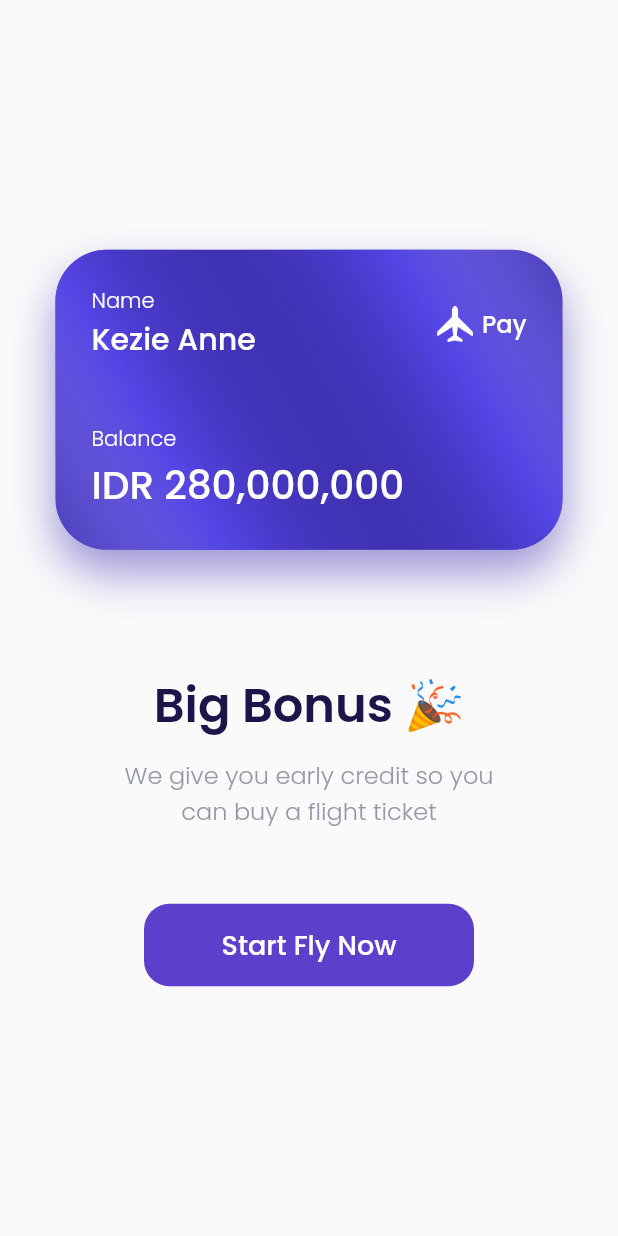
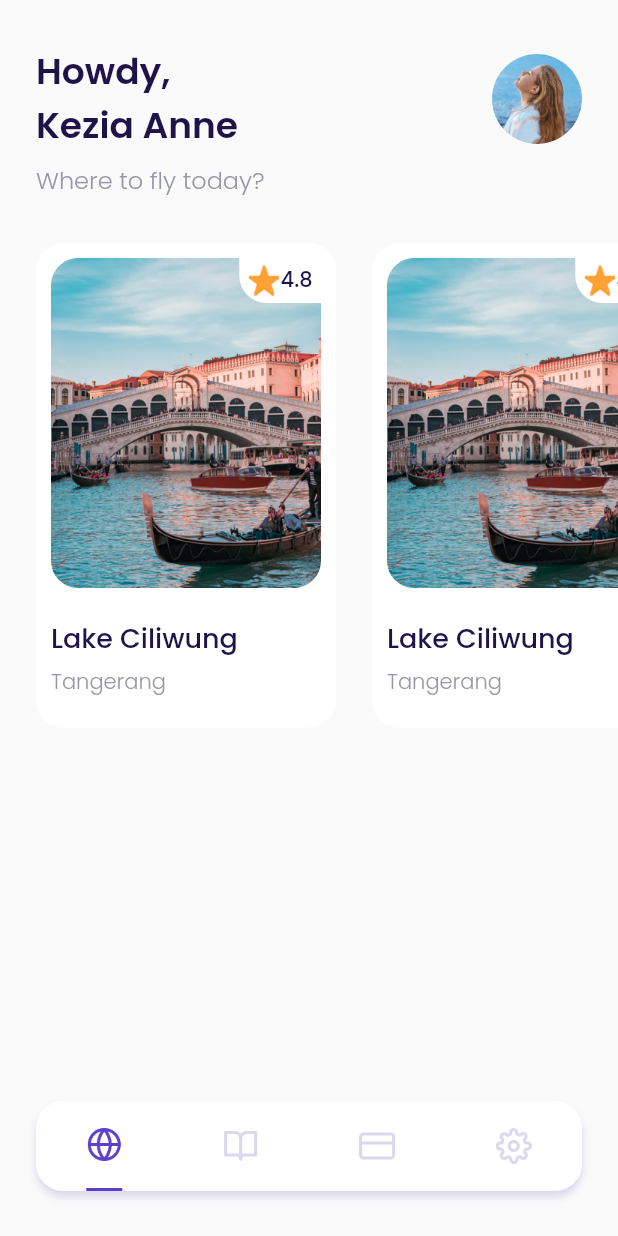
Before and after one commit to rudiusman18/Travel-App, a Flutter app: the BonusPage screen opened by its route, after a tap on "Start Fly Now", on a phone screen of 412 x 824 dp. Run offline on Flutter 3.47's test engine with Material 2 defaults, Android fonts, the phone set to English and light mode, and no system bars; our stand-ins replace google_fonts, page_transition.

Commit message:
Latest Update Rudi Usman

```diff
--- a/lib/main.dart
+++ b/lib/main.dart
@@ -1,5 +1,6 @@
 import 'package:airplane_mobile/user%20interface/pages/bonus_page.dart';
 import 'package:airplane_mobile/user%20interface/pages/get_started_page.dart';
+import 'package:airplane_mobile/user%20interface/pages/main_page.dart';
 import 'package:airplane_mobile/user%20interface/pages/sign_up_page.dart';
 import 'package:airplane_mobile/user%20interface/pages/splash_screen.dart';
 import 'package:flutter/material.dart';
@@ -34,6 +35,9 @@ class MyApp extends StatelessWidget {
           case '/bonus':
             return PageTransition(
                 child: BonusPage(), type: PageTransitionType.rightToLeft);
+          case '/main-page':
+            return PageTransition(
+                child: MainPage(), type: PageTransitionType.rightToLeft);
         }
       },
       home: Scaffold(
--- a/lib/user interface/pages/bonus_page.dart
+++ b/lib/user interface/pages/bonus_page.dart
@@ -1,4 +1,5 @@
 import 'package:airplane_mobile/shared/theme.dart';
+import 'package:airplane_mobile/user%20interface/widgets/custom_button.dart';
 import 'package:flutter/material.dart';
 
 class BonusPage extends StatelessWidget {
@@ -139,40 +140,32 @@ class BonusPage extends StatelessWidget {
       );
     }
 
-    Widget buttonSubmit() {
-      return Container(
-        margin: EdgeInsets.only(
-          top: 50,
-        ),
-        height: 55,
-        width: 220,
-        child: TextButton(
-          onPressed: () {},
-          style: TextButton.styleFrom(
-              backgroundColor: primaryColor,
-              shape: RoundedRectangleBorder(
-                borderRadius: BorderRadius.circular(defaultRadius),
-              )),
-          child: Text(
-            'Start Fly Now',
-            style: whiteTextStyle.copyWith(
-              fontSize: 18,
-              fontWeight: medium,
+    return Scaffold(
+      backgroundColor: whiteColor,
+      body: SafeArea(
+        child: SingleChildScrollView(
+          child: Container(
+            height: MediaQuery.of(context).size.height,
+            child: Column(
+              mainAxisAlignment: MainAxisAlignment.center,
+              children: [
+                bonusCard(name: 'Kezie Anne', balance: '280,000,000'),
+                bonusContent(),
+                Container(
+                  margin: EdgeInsets.only(
+                    top: 50,
+                  ),
+                  child: CustomButton(
+                    title: 'Start Fly Now',
+                    width: 220,
+                    onPressed: () {
+                      Navigator.pushNamed(context, '/main-page');
+                    },
+                  ),
+                ),
+              ],
             ),
           ),
-        ),
-      );
-    }
-
-    return Scaffold(
-      body: SafeArea(
-        child: Column(
-          mainAxisAlignment: MainAxisAlignment.center,
-          children: [
-            bonusCard(name: 'Kezie Anne', balance: '280,000,000'),
-            bonusContent(),
-            buttonSubmit(),
-          ],
         ),
       ),
     );
--- a/lib/user interface/pages/get_started_page.dart
+++ b/lib/user interface/pages/get_started_page.dart
@@ -1,3 +1,4 @@
+import 'package:airplane_mobile/user%20interface/widgets/custom_button.dart';
 import 'package:flutter/material.dart';
 import '../../shared/theme.dart';
 
@@ -48,25 +49,12 @@ class GetStartedPage extends StatelessWidget {
                   SizedBox(
                     height: 50,
                   ),
-                  Container(
+                  CustomButton(
+                    title: 'Get Started',
                     width: 220,
-                    height: 55,
-                    decoration: BoxDecoration(
-                      color: primaryColor,
-                      borderRadius: BorderRadius.circular(defaultRadius),
-                    ),
-                    child: TextButton(
-                      onPressed: () {
-                        Navigator.pushNamed(context, '/sign-up');
-                      },
-                      child: Text(
-                        'Get Started',
-                        style: whiteTextStyle.copyWith(
-                          fontSize: 18,
-                          fontWeight: medium,
-                        ),
-                      ),
-                    ),
+                    onPressed: () {
+                      Navigator.pushNamed(context, '/sign-up');
+                    },
                   ),
                   SizedBox(
                     height: 80,
--- /dev/null
+++ b/lib/user interface/pages/main page/book_page.dart
@@ -0,0 +1,13 @@
+import 'package:flutter/material.dart';
+import '../../../shared/theme.dart';
+
+class BookPage extends StatelessWidget {
+  @override
+  Widget build(BuildContext context) {
+    return Scaffold(
+      body: Center(
+        child: Text('Ini adalah halaman Book'),
+      ),
+    );
+  }
+}
--- /dev/null
+++ b/lib/user interface/pages/main page/home_page.dart
@@ -0,0 +1,160 @@
+import 'package:flutter/material.dart';
+import '../../../shared/theme.dart';
+
+class HomePage extends StatelessWidget {
+  @override
+  Widget build(BuildContext context) {
+    Widget header() {
+      return Container(
+        margin: EdgeInsets.only(
+          top: 30,
+          left: defaultMargin,
+          right: defaultMargin,
+        ),
+        child: Column(
+          crossAxisAlignment: CrossAxisAlignment.start,
+          children: [
+            Row(
+              children: [
+                Expanded(
+                  child: Text(
+                    'Howdy, \nKezia Anne',
+                    style: titleTextStyle.copyWith(
+                      fontSize: 24,
+                      fontWeight: semiBold,
+                    ),
+                  ),
+                ),
+                ClipOval(
+                  child: Image.asset(
+                    'assets/profileImage.png',
+                    width: 60,
+                    height: 60,
+                  ),
+                ),
+              ],
+            ),
+            SizedBox(
+              height: 6,
+            ),
+            Text(
+              'Where to fly today?',
+              style: subtitleTextStyle.copyWith(
+                fontSize: 16,
+                fontWeight: light,
+              ),
+            ),
+          ],
+        ),
+      );
+    }
+
+    Widget popularDestinations({required int position}) {
+      return Container(
+        margin: EdgeInsets.only(
+          top: 30,
+          left: position == 0 ? defaultMargin : 0,
+          right: defaultMargin,
+        ),
+        padding: EdgeInsets.only(
+          top: 10,
+          left: 10,
+          right: 10,
+          bottom: 20,
+        ),
+        width: 200,
+        decoration: BoxDecoration(
+          color: whiteColor,
+          borderRadius: BorderRadius.circular(18),
+        ),
+        child: Column(
+          crossAxisAlignment: CrossAxisAlignment.start,
+          children: [
+            Container(
+              alignment: Alignment.topRight,
+              height: 220,
+              decoration: BoxDecoration(
+                borderRadius: BorderRadius.circular(18),
+                image: DecorationImage(
+                  image: AssetImage(
+                    'assets/destination1.png',
+                  ),
+                ),
+              ),
+              child: Container(
+                width: 54.5,
+                height: 30,
+                decoration: BoxDecoration(
+                  color: whiteColor,
+                  borderRadius: BorderRadius.only(
+                    bottomLeft: Radius.circular(
+                      18,
+                    ),
+                  ),
+                ),
+                child: Row(
+                  mainAxisAlignment: MainAxisAlignment.center,
+                  children: [
+                    Container(
+                      margin: EdgeInsets.only(right: 1),
+                      child: Image.asset(
+                        'assets/starIcon.png',
+                        width: 21,
+                        height: 21,
+                      ),
+                    ),
+                    Text(
+                      '4.8',
+                      style: titleTextStyle.copyWith(
+                        fontWeight: medium,
+                      ),
+                    ),
+                  ],
+                ),
+              ),
+            ),
+            SizedBox(
+              height: 20,
+            ),
+            Text(
+              'Lake Ciliwung',
+              style: titleTextStyle.copyWith(
+                fontWeight: medium,
+                fontSize: 18,
+              ),
+            ),
+            SizedBox(
+              height: 5,
+            ),
+            Text(
+              'Tangerang',
+              style: subtitleTextStyle.copyWith(
+                fontWeight: light,
+              ),
+            ),
+          ],
+        ),
+      );
+    }
+
+    return Scaffold(
+      body: ListView(
+        children: [
+          header(),
+          SingleChildScrollView(
+            scrollDirection: Axis.horizontal,
+            child: Row(
+              children: [
+                popularDestinations(position: 0),
+                popularDestinations(position: 1),
+                popularDestinations(position: 2),
+                popularDestinations(position: 3),
+                popularDestinations(position: 4),
+              ],
+            ),
+          ),
+        ],
+      ),
+    );
+  }
+}
--- /dev/null
+++ b/lib/user interface/pages/main page/setting_page.dart
@@ -0,0 +1,13 @@
+import 'package:flutter/material.dart';
+import '../../../shared/theme.dart';
+
+class SettingPage extends StatelessWidget {
+  @override
+  Widget build(BuildContext context) {
+    return Scaffold(
+      body: Center(
+        child: Text('Ini adalah halaman Settings'),
+      ),
+    );
+  }
+}
--- /dev/null
+++ b/lib/user interface/pages/main page/wallet_page.dart
@@ -0,0 +1,13 @@
+import 'package:flutter/material.dart';
+import '../../../shared/theme.dart';
+
+class WalletPage extends StatelessWidget {
+  @override
+  Widget build(BuildContext context) {
+    return Scaffold(
+      body: Center(
+        child: Text('Ini adalah halaman Wallet'),
+      ),
+    );
+  }
+}
--- /dev/null
+++ b/lib/user interface/pages/main_page.dart
@@ -0,0 +1,107 @@
+import 'package:airplane_mobile/user%20interface/pages/main%20page/book_page.dart';
+import 'package:airplane_mobile/user%20interface/pages/main%20page/home_page.dart';
+import 'package:airplane_mobile/user%20interface/pages/main%20page/setting_page.dart';
+import 'package:airplane_mobile/user%20interface/pages/main%20page/wallet_page.dart';
+import 'package:flutter/material.dart';
+import '../../shared/theme.dart';
+
+class MainPage extends StatefulWidget {
+  @override
+  _MainPageState createState() => _MainPageState();
+}
+
+class _MainPageState extends State<MainPage> {
+  int currentIndex = 0;
+  @override
+  Widget build(BuildContext context) {
+    Widget floatingNavbarItem(int position, String assetName) {
+      return GestureDetector(
+        onTap: () {
+          setState(() {
+            currentIndex = position;
+          });
+        },
+        child: Column(
+          mainAxisAlignment: MainAxisAlignment.spaceBetween,
+          children: [
+            SizedBox(),
+            Image.asset(
+              'assets/menu/$assetName',
+              width: 24,
+              height: 24,
+              color: currentIndex == position ? primaryColor : backgroundColor,
+            ),
+            currentIndex == position
+                ? Container(
+                    height: 2,
+                    width: 24,
+                    color: primaryColor,
+                  )
+                : SizedBox(),
+          ],
+        ),
+      );
+    }
+
+    Widget customFloatingNavbar() {
+      return Align(
+        alignment: Alignment.bottomCenter,
+        child: Container(
+          height: 60,
+          margin: EdgeInsets.only(
+            bottom: 30,
+            left: 24,
+            right: 24,
+          ),
+          decoration: BoxDecoration(
+              color: whiteColor,
+              borderRadius: BorderRadius.circular(18),
+              boxShadow: [
+                BoxShadow(
+                  color: backgroundColor,
+                  blurRadius: 4,
+                  offset: Offset(0, 4),
+                )
+              ]),
+          child: Row(
+            mainAxisAlignment: MainAxisAlignment.spaceAround,
+            children: [
+              floatingNavbarItem(0, 'home.png'),
+              floatingNavbarItem(1, 'book.png'),
+              floatingNavbarItem(2, 'wallet.png'),
+              floatingNavbarItem(3, 'settings.png'),
+            ],
+          ),
+        ),
+      );
+    }
+
+    Widget body() {
+      switch (currentIndex) {
+        case 0:
+          return HomePage();
+        case 1:
+          return BookPage();
+        case 2:
+          return WalletPage();
+        case 3:
+          return SettingPage();
+
+        default:
+          return HomePage();
+      }
+    }
+
+    return Scaffold(
+      body: SafeArea(
+        child: Stack(
+          children: [
+            body(),
+            // NOTE: ini adalah bottomNavbar
+            customFloatingNavbar(),
+          ],
+        ),
+      ),
+    );
+  }
+}
--- a/lib/user interface/pages/sign_up_page.dart
+++ b/lib/user interface/pages/sign_up_page.dart
@@ -1,3 +1,4 @@
+import 'package:airplane_mobile/user%20interface/widgets/custom_button.dart';
 import 'package:flutter/material.dart';
 import '../../shared/theme.dart';
 
@@ -94,39 +95,6 @@ class _SignUpPageState extends State<SignUpPage> {
       );
     }
 
-    Widget buttonSubmit() {
-      return Align(
-        child: Container(
-          margin: EdgeInsets.symmetric(
-            horizontal: 20,
-            vertical: 30,
-          ),
-          width: double.infinity,
-          height: 55,
-          decoration: BoxDecoration(
-            color: primaryColor,
-            borderRadius: BorderRadius.circular(defaultRadius),
-          ),
-          child: TextButton(
-            onPressed: () {
-              print(fullNameController.text);
-              print(emailController.text);
-              print(passwordController.text);
-              print(hobbyController.text);
-              Navigator.pushNamed(context, '/bonus');
-            },
-            child: Text(
-              'Get Started',
-              style: whiteTextStyle.copyWith(
-                fontSize: 18,
-                fontWeight: medium,
-              ),
-            ),
-          ),
-        ),
-      );
-    }
-
     return Scaffold(
       backgroundColor: backgroundColor,
       body: SafeArea(
@@ -170,7 +138,22 @@ class _SignUpPageState extends State<SignUpPage> {
                     controllerVariable: hobbyController,
                     focus: hobbyFocusNode,
                   ),
-                  buttonSubmit(),
+                  Container(
+                    margin: EdgeInsets.symmetric(
+                      vertical: 30,
+                    ),
+                    child: CustomButton(
+                      title: 'Get Started',
+                      onPressed: () {
+                        print(fullNameController.text);
+                        print(emailController.text);
+                        print(passwordController.text);
+                        print(hobbyController.text);
+                        Navigator.pushNamed(context, '/bonus');
+                      },
+                      width: 287,
+                    ),
+                  ),
                 ],
               ),
             ),
--- /dev/null
+++ b/lib/user interface/widgets/custom_button.dart
@@ -0,0 +1,35 @@
+import '../../shared/theme.dart';
+import 'package:flutter/material.dart';
+
+// ignore: must_be_immutable
+class CustomButton extends StatelessWidget {
+  String title;
+  double width;
+  Function() onPressed;
+  CustomButton({
+    required this.title,
+    this.width = double.infinity,
+    required this.onPressed,
+  });
+  @override
+  Widget build(BuildContext context) {
+    return Container(
+      width: width,
+      height: 55,
+      decoration: BoxDecoration(
+        color: primaryColor,
+        borderRadius: BorderRadius.circular(defaultRadius),
+      ),
+      child: TextButton(
+        onPressed: onPressed,
+        child: Text(
+          '$title',
+          style: whiteTextStyle.copyWith(
+            fontSize: 18,
+            fontWeight: medium,
+          ),
+        ),
+      ),
+    );
+  }
+}
```
